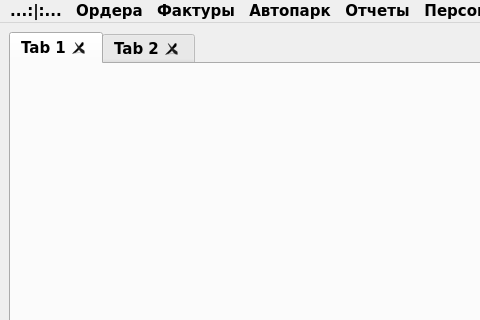
Qt form MainWindow/mainwindow.ui (Sakton/CONVEYANCE_QV1) before a commit; both pictures show x 0 to 480 and y 0 to 320 of the 891 by 528 pixel window.
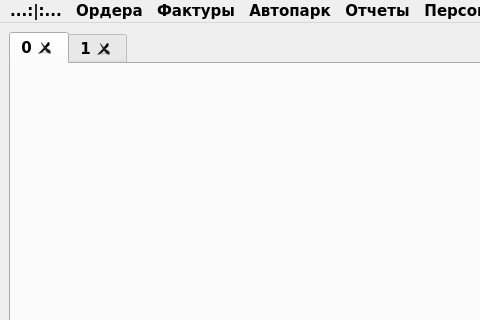
The same form after that commit. Icons and pictures are not drawn. Custom widgets are drawn as their Qt base class.

Patch:
```diff
--- a/MainWindow/mainwindow.ui
+++ b/MainWindow/mainwindow.ui
@@ -37,6 +37,9 @@
       <property name="elideMode">
        <enum>Qt::ElideLeft</enum>
       </property>
+      <property name="usesScrollButtons">
+       <bool>true</bool>
+      </property>
       <property name="documentMode">
        <bool>false</bool>
       </property>
@@ -47,16 +50,16 @@
        <bool>true</bool>
       </property>
       <property name="tabBarAutoHide">
-       <bool>true</bool>
+       <bool>false</bool>
       </property>
-      <widget class="QWidget" name="tab">
+      <widget class="QWidget" name="">
        <attribute name="title">
-        <string>Tab 1</string>
+        <string>0</string>
        </attribute>
       </widget>
-      <widget class="QWidget" name="tab_2">
+      <widget class="QWidget" name="">
        <attribute name="title">
-        <string>Tab 2</string>
+        <string>1</string>
        </attribute>
       </widget>
      </widget>
@@ -286,6 +289,14 @@
    </property>
   </action>
  </widget>
+ <customwidgets>
+  <customwidget>
+   <class>MainWindowTabWidget</class>
+   <extends>QTabWidget</extends>
+   <header>mainwindowtabwidget.h</header>
+   <container>1</container>
+  </customwidget>
+ </customwidgets>
  <resources>
   <include location="../source.qrc"/>
  </resources>
```
Left out of the diff: 2 changed lines with no effect on the pictures.
